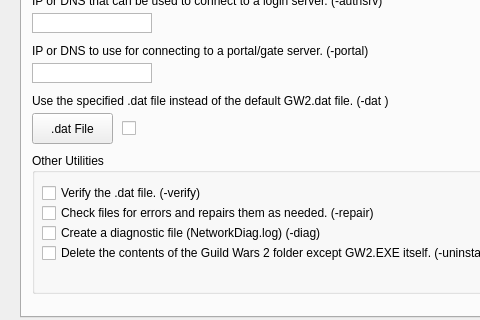
Above: src/ui/main.ui from ddc/Gw2Launcher before the change; both pictures show x 0 to 480 and y 143 to 463 of the 670 by 550 pixel window. Below: the same form after it.
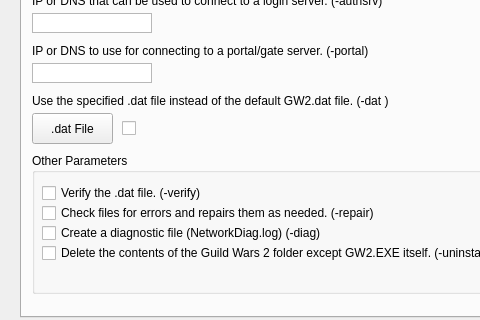
That is the form after the change. The open tabs and pages were chosen to show the change.

```diff
--- a/src/ui/main.ui
+++ b/src/ui/main.ui
@@ -526,7 +526,7 @@
       </rect>
      </property>
      <property name="title">
-      <string>Other Utilities</string>
+      <string>Other Parameters</string>
      </property>
     </widget>
     <widget class="QPlainTextEdit" name="assetsrv_textEdit">
```
